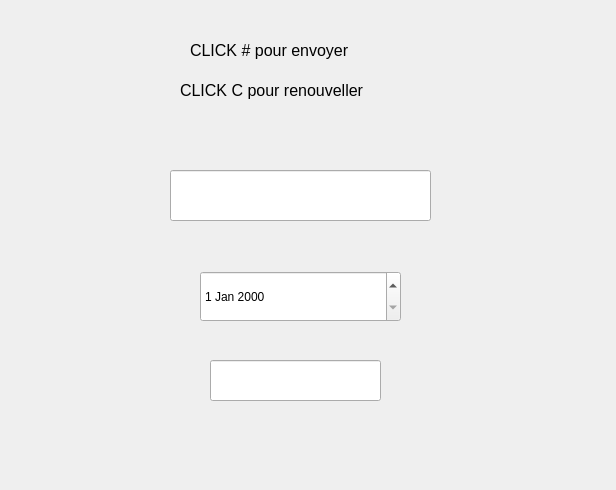
This is TvEase6/TvEase/abonnement_arduino.ui in AzizMtg/TvEase--QTCompanyManager_Desktop_App as Qt 5 draws it before an edit. The edited form follows.
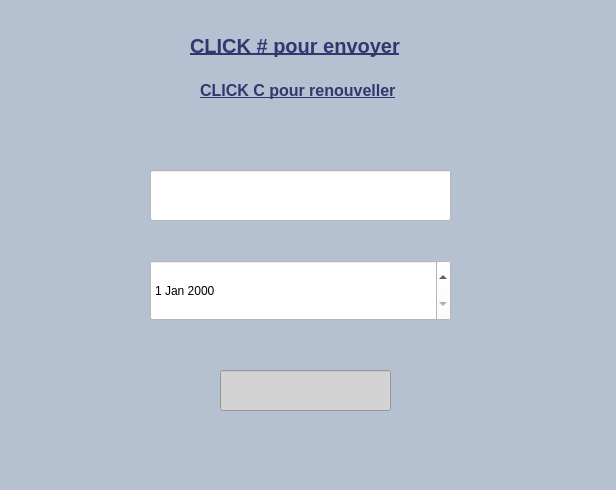
This is the edited form. Icons and pictures are not drawn.

The edit to the form file:
```diff
--- a/TvEase6/TvEase/abonnement_arduino.ui
+++ b/TvEase6/TvEase/abonnement_arduino.ui
@@ -11,17 +11,27 @@
    </rect>
   </property>
   <property name="windowTitle">
-   <string>Dialog</string>
+   <string>Tv'Ease</string>
+  </property>
+  <property name="windowIcon">
+   <iconset resource="source.qrc">
+    <normaloff>:/img/images/logo.png</normaloff>:/img/images/logo.png</iconset>
+  </property>
+  <property name="styleSheet">
+   <string notr="true">background-color : #B5C0D0 ; </string>
   </property>
   <widget class="QLineEdit" name="lineEdit">
    <property name="geometry">
     <rect>
-     <x>170</x>
+     <x>150</x>
      <y>170</y>
-     <width>261</width>
+     <width>301</width>
      <height>51</height>
     </rect>
    </property>
+   <property name="styleSheet">
+    <string notr="true">background-color : white ; </string>
+   </property>
   </widget>
   <widget class="QPushButton" name="envoyer">
    <property name="geometry">
@@ -65,12 +75,15 @@
   <widget class="QDateEdit" name="dateEdit">
    <property name="geometry">
     <rect>
-     <x>200</x>
-     <y>271</y>
-     <width>201</width>
-     <height>51</height>
+     <x>150</x>
+     <y>260</y>
+     <width>301</width>
+     <height>61</height>
     </rect>
    </property>
+   <property name="styleSheet">
+    <string notr="true">background-color : white ; </string>
+   </property>
   </widget>
   <widget class="QPushButton" name="zid">
    <property name="geometry">
@@ -88,27 +101,36 @@
   <widget class="QLineEdit" name="expirewale">
    <property name="geometry">
     <rect>
-     <x>210</x>
-     <y>360</y>
+     <x>220</x>
+     <y>370</y>
      <width>171</width>
      <height>41</height>
     </rect>
    </property>
+   <property name="styleSheet">
+    <string notr="true">background-color : #D3D3D3 ;</string>
+   </property>
   </widget>
   <widget class="QLabel" name="label">
    <property name="geometry">
     <rect>
      <x>190</x>
-     <y>35</y>
+     <y>30</y>
      <width>291</width>
      <height>31</height>
     </rect>
    </property>
    <property name="font">
     <font>
-     <pointsize>12</pointsize>
+     <pointsize>15</pointsize>
+     <weight>75</weight>
+     <bold>true</bold>
+     <underline>true</underline>
     </font>
    </property>
+   <property name="styleSheet">
+    <string notr="true">color : #333770 ; </string>
+   </property>
    <property name="text">
     <string>CLICK # pour envoyer</string>
    </property>
@@ -116,17 +138,23 @@
   <widget class="QLabel" name="label_2">
    <property name="geometry">
     <rect>
-     <x>180</x>
+     <x>200</x>
      <y>70</y>
-     <width>281</width>
+     <width>221</width>
      <height>41</height>
     </rect>
    </property>
    <property name="font">
     <font>
      <pointsize>12</pointsize>
+     <weight>75</weight>
+     <bold>true</bold>
+     <underline>true</underline>
     </font>
    </property>
+   <property name="styleSheet">
+    <string notr="true">color : #333770 ; </string>
+   </property>
    <property name="text">
     <string>CLICK C pour renouveller</string>
    </property>
```
Left out of the diff: 4 changed lines with no effect on the pictures.
